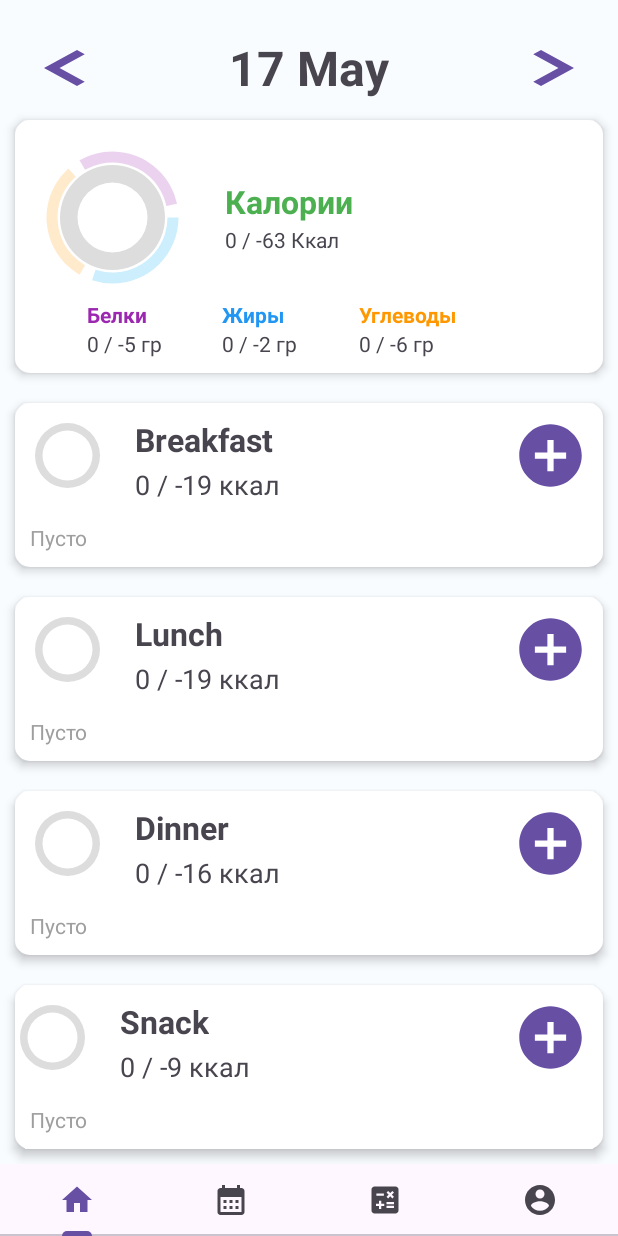
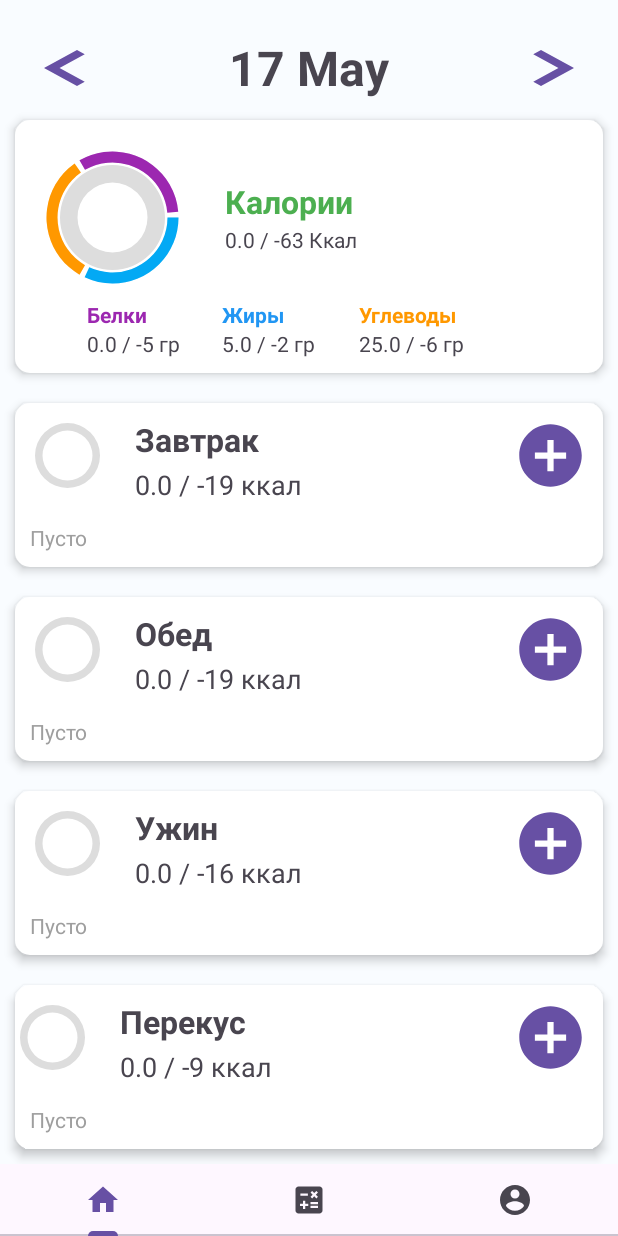
Before and after one commit to mirikyekiro/VOYproject, an Android app: the FragmentHome screen opened directly, with no data from a screen before it, on a phone screen of 412 x 824 dp. Run offline under Robolectric (Android 15) with nearby library versions, the phone set to English and light mode, and no system bars.

Commit message:
Fixed kcal. Need to fix a view of products. And fix save product with some gramms

```diff
--- a/app/build.gradle.kts
+++ b/app/build.gradle.kts
@@ -47,4 +47,6 @@ dependencies {
     androidTestImplementation("androidx.test.ext:junit:1.1.5")
     androidTestImplementation("androidx.test.espresso:espresso-core:3.5.1")
     implementation("androidx.core:core-splashscreen:1.0.0")
+    debugImplementation("com.squareup.leakcanary:leakcanary-android:2.12")
+    implementation("androidx.swiperefreshlayout:swiperefreshlayout:1.2.0-alpha01")
 }
--- a/app/src/main/java/com/example/voyproject/AddFood/ListAdapter.java
+++ b/app/src/main/java/com/example/voyproject/AddFood/ListAdapter.java
@@ -78,6 +78,7 @@ public class ListAdapter extends RecyclerView.Adapter<ListAdapter.MyViewHolder>{
                 intent.putExtra("fat", String.valueOf(food_fat.get(position)));
                 intent.putExtra("carbo", String.valueOf(food_carbo.get(position)));
                 intent.putExtra("gramm", String.valueOf(food_gramm.get(position)));
+                intent.putExtra("textMeal", textMeal);
                 activity.startActivityForResult(intent, 1);
             }
         });
--- a/app/src/main/java/com/example/voyproject/AddFood/ListDay.java
+++ b/app/src/main/java/com/example/voyproject/AddFood/ListDay.java
@@ -13,6 +13,7 @@ import androidx.recyclerview.widget.LinearLayoutManager;
 import androidx.recyclerview.widget.RecyclerView;
 
 import com.example.voyproject.Database.DatabaseHelper;
+import com.example.voyproject.MainMenu.MainMenu;
 import com.example.voyproject.R;
 
 import java.util.ArrayList;
@@ -35,7 +36,7 @@ public class ListDay extends AppCompatActivity {
         btnBack.setOnClickListener(new View.OnClickListener() {
             @Override
             public void onClick(View v) {
-                finish();
+                startActivityForResult(new Intent(ListDay.this, MainMenu.class), 0);;
             }
         });
 
--- a/app/src/main/java/com/example/voyproject/AddFood/MainActivityFood.java
+++ b/app/src/main/java/com/example/voyproject/AddFood/MainActivityFood.java
@@ -17,6 +17,8 @@ import androidx.recyclerview.widget.LinearLayoutManager;
 import androidx.recyclerview.widget.RecyclerView;
 
 import com.example.voyproject.Database.DatabaseHelper;
+import com.example.voyproject.MainMenu.FragmentHome;
+import com.example.voyproject.MainMenu.MainMenu;
 import com.example.voyproject.R;
 
 import java.util.ArrayList;
@@ -39,7 +41,7 @@ public class MainActivityFood extends AppCompatActivity {
         btnBack.setOnClickListener(new View.OnClickListener() {
             @Override
             public void onClick(View v) {
-                finish();
+                startActivityForResult(new Intent(MainActivityFood.this, MainMenu.class), 0);
             }
         });
 
--- a/app/src/main/java/com/example/voyproject/AddFood/NewFood.java
+++ b/app/src/main/java/com/example/voyproject/AddFood/NewFood.java
@@ -46,7 +46,7 @@ public class NewFood extends AppCompatActivity {
                         fatEdit.getText().toString().trim(),
                         carboEdit.getText().toString().trim(),
                         grammEdit.getText().toString().trim());
-                finish();
+                startActivityForResult(new Intent(NewFood.this, MainActivityFood.class), 0);
             }
         });
 
--- a/app/src/main/java/com/example/voyproject/AddFood/ProfileListAdapter.java
+++ b/app/src/main/java/com/example/voyproject/AddFood/ProfileListAdapter.java
@@ -30,6 +30,7 @@ public class ProfileListAdapter extends RecyclerView.Adapter<ProfileListAdapter.
 
         DatabaseHelper mydb;
         ArrayList food_id, food_name, food_kcal, food_protein, food_fat, food_carbo, food_gramm;
+        ProfileListAdapter adapter = this;
         String textMeal;
         ProfileListAdapter(Activity activity,
                 Context context,
@@ -77,6 +78,8 @@ public class ProfileListAdapter extends RecyclerView.Adapter<ProfileListAdapter.
                 @Override
                 public void onClick(View v) {
                     db.deleteOneRowInProfile(String.valueOf(food_id.get(position)));
+                    food_id.remove(food_id.get(position));
+                    adapter.notifyDataSetChanged();
                 }
             });
         }
--- a/app/src/main/java/com/example/voyproject/Database/DatabaseHelper.java
+++ b/app/src/main/java/com/example/voyproject/Database/DatabaseHelper.java
@@ -1,13 +1,25 @@
 package com.example.voyproject.Database;
+
+import static java.lang.Integer.valueOf;
 
 import android.content.ContentValues;
 import android.content.Context;
 import android.database.Cursor;
+import android.database.DatabaseUtils;
+import android.database.SQLException;
 import android.database.sqlite.SQLiteDatabase;
 import android.database.sqlite.SQLiteOpenHelper;
+import android.util.Log;
 import android.widget.Toast;
 
 import androidx.annotation.Nullable;
+
+import java.io.File;
+import java.io.FileOutputStream;
+import java.io.IOException;
+import java.io.InputStream;
+import java.io.OutputStream;
+import java.sql.ResultSet;
 
 public class DatabaseHelper extends SQLiteOpenHelper {
     private static final String TABLE_NAME_FOODLIST = "foodTable";
@@ -24,29 +36,21 @@ public class DatabaseHelper extends SQLiteOpenHelper {
     private static final String FOOD_DATE = "date";
     private static final String FOOD_CATEGORY= "category";
 
+    private static String DB_PATH;
     private static final String DB_NAME = "main_database.db";
     private static final int DB_VERSION = 1;
     private Context context;
+
     public DatabaseHelper(@Nullable Context context) {
         super(context, DB_NAME, null, DB_VERSION);
-        this.context = context;
+        this.context=context;
+        DB_PATH = "/data/data/com.example.voyproject/databases/main_database.db";
     }
     @Override
     public void onCreate(SQLiteDatabase db) {
-        String query1 = "CREATE TABLE IF NOT EXISTS " +
-                TABLE_NAME_FOODLIST + " (" + ID_FOOD + " INTEGER PRIMARY KEY AUTOINCREMENT, " +
-                FOOD_NAME +  " TEXT, " + FOOD_KCAL + " INTEGER, " +
-                FOOD_PROTEIN + " INTEGER, " + FOOD_FAT + " INTEGER, " +
-                FOOD_CARBO + " INTEGER, " + FOOD_GRAMM + " INTEGER)";
-        String query2 = "CREATE TABLE IF NOT EXISTS " +
-                TABLE_NAME_CATEGORYLIST + " (" + ID_FOOD + " INTEGER PRIMARY KEY AUTOINCREMENT, " +
-                FOOD_NAME +  " TEXT, " + FOOD_KCAL + " INTEGER, " +
-                FOOD_PROTEIN + " INTEGER, " + FOOD_FAT + " INTEGER, " +
-                FOOD_CARBO + " INTEGER, " + FOOD_GRAMM + " INTEGER, " +
-                FOOD_CATEGORY + " TEXT, " + FOOD_DATE + " DATE)";
-        db.execSQL(query1);
-        db.execSQL(query2);
+
     }
+
 
     @Override
     public void onUpgrade(SQLiteDatabase db, int oldVersion, int newVersion) {
@@ -137,21 +141,77 @@ public class DatabaseHelper extends SQLiteOpenHelper {
         return cursor;
     }
 
-    public String getSum(String str, String category){
+    public Float getSum(String str, String category){
         SQLiteDatabase db = this.getReadableDatabase();
-        String query;
+        Cursor cursor;
         if(category == "")
-            query = "SELECT SUM(" + str + ") FROM " + TABLE_NAME_CATEGORYLIST;
+            cursor = db.query (TABLE_NAME_CATEGORYLIST, new String[] {"SUM("+str+")"}, null, null, null, null, null);
         else
-            query = "SELECT SUM(" + str + ") FROM " + TABLE_NAME_CATEGORYLIST +
-                    " WHERE " + FOOD_CATEGORY + " LIKE " + " '" + category + "' ";
-        String sum;
-        Cursor cursor = db.rawQuery (query, null);
+            cursor = db.query (TABLE_NAME_CATEGORYLIST, new String[] {"SUM("+str+"), category"}, "category = ?", new String[] {category}, null, null, null);
+
+        float sum;
         if(cursor.moveToFirst())
-            sum = String.valueOf(cursor.getInt(0));
-        else sum = "0";
+            sum = valueOf(cursor.getInt(0));
+        else sum = 0;
+
+        Log.d("SUKA", ""+valueOf(cursor.getInt(0)));
 
         db.close();
         return sum;
     }
+
+    public String getNameFood(String category)
+    {
+        String text = "";
+        int countRow;
+
+        SQLiteDatabase db = this.getReadableDatabase();
+
+        String query = "SELECT name FROM " + TABLE_NAME_CATEGORYLIST +
+                    " WHERE " + FOOD_CATEGORY + " LIKE " + " '" + category + "' ";
+
+        Cursor cursor = db.rawQuery (query, null);
+
+        String querySum = "SELECT COUNT(name) FROM " + TABLE_NAME_CATEGORYLIST +
+                " WHERE " + FOOD_CATEGORY + " LIKE " + " '" + category + "' ";
+
+        Cursor cursor1 = db.rawQuery (querySum, null);
+        if(cursor1.moveToFirst())
+            countRow = valueOf(cursor1.getInt(0));
+        else countRow = 0;
+
+        if(cursor.moveToFirst())
+        {
+            for(int i = 0; i < countRow; i++)
+            {
+                text += String.valueOf(cursor.getInt(i));
+            }
+        }
+        else text = "Пусто";
+
+        db.close();
+        return text;
+    }
+
+    public void create_db(){
+        File file = new File(DB_PATH);
+        if (!file.exists()) {
+            try(InputStream myInput = context.getAssets().open(DB_NAME);
+                OutputStream myOutput = new FileOutputStream(DB_PATH)) {
+
+                byte[] buffer = new byte[1024];
+                int length;
+                while ((length = myInput.read(buffer)) > 0) {
+                    myOutput.write(buffer, 0, length);
+                }
+                myOutput.flush();
+            }
+            catch(IOException ex){
+                Log.d("DatabaseHelper", ex.getMessage());
+            }
+        }
+    }
+    public SQLiteDatabase open()throws SQLException {
+        return SQLiteDatabase.openDatabase(DB_PATH, null, SQLiteDatabase.OPEN_READWRITE);
+    }
 }
--- a/app/src/main/java/com/example/voyproject/MainMenu/FragmentHome.java
+++ b/app/src/main/java/com/example/voyproject/MainMenu/FragmentHome.java
@@ -9,6 +9,7 @@ import android.os.Bundle;
 import androidx.fragment.app.Fragment;
 import androidx.fragment.app.FragmentTransaction;
 
+import android.util.Log;
 import android.view.LayoutInflater;
 import android.view.View;
 import android.view.ViewGroup;
@@ -19,8 +20,11 @@ import android.widget.Button;
 
 import com.example.voyproject.AddFood.ListDay;
 import com.example.voyproject.AddFood.MainActivityFood;
+import com.example.voyproject.AddFood.NewFood;
 import com.example.voyproject.Database.DatabaseHelper;
 import com.example.voyproject.R;
+
+import org.w3c.dom.Text;
 
 import java.text.SimpleDateFormat;
 import java.util.Date;
@@ -38,12 +42,12 @@ public class FragmentHome extends Fragment {
     public static final String APP_PREFERENCES_HEIGHT = "Height";
     public static final String APP_PREFERENCES_WEIGHT = "Weight";
 
-    TextView kcalText, proteinText, fatsText, carbohydratesText, bfKcalText, lunchKcalText, dinnerKcalText, snackKcalText, textDate;
+    TextView kcalText, proteinText, fatsText, carbohydratesText, bfKcalText, lunchKcalText, dinnerKcalText, snackKcalText, textDate, listTextBreakFast, listTextDinner, listTextLunch, listTextSnack;
     ProgressBar pbKcal, pbProtein, pbFats, pbCarbohydrates, firstArgTrans, secondArgTrans, thirdArgTrans, pbBreakfast, pbLunch, pbDinner, pbSnack;
     float kCal, proteins, fats, carbohydrates;
     Button btnBreakfast, btnLunch, btnDinner, btnSnack;
     LinearLayout llBreakfast, llLunch, llDinner, llSnack;
-    String sumBf, sumLunch, sumDinner, sumSnack, mainSum, sumProtein, sumFat, sumCarbo;
+    Float sumBf, sumLunch, sumDinner, sumSnack, mainSum, sumProtein, sumFat, sumCarbo;
     DatabaseHelper db;
 
     @Override
@@ -53,10 +57,12 @@ public class FragmentHome extends Fragment {
         View view = inflater.inflate(R.layout.fragment_home, container, false);
 
         db = new DatabaseHelper(getActivity());
-        sumBf = db.getSum("kcal", "Breakfast");
-        sumLunch = db.getSum("kcal", "Lunch");
-        sumDinner = db.getSum("kcal", "Dinner");
-        sumSnack = db.getSum("kcal", "Snack");
+        db.create_db();
+
+        sumBf = db.getSum("kcal", "Завтрак");
+        sumLunch = db.getSum("kcal", "Обед");
+        sumDinner = db.getSum("kcal", "Ужин");
+        sumSnack = db.getSum("kcal", "Перекус");
         mainSum = db.getSum("kcal", "");
         sumProtein = db.getSum("protein", "");
         sumFat = db.getSum("fat", "");
@@ -120,6 +126,11 @@ public class FragmentHome extends Fragment {
         llLunch = view.findViewById(R.id.llLunch);
         llDinner = view.findViewById(R.id.llDinner);
         llSnack = view.findViewById(R.id.llSnack);
+
+        listTextBreakFast = view.findViewById(R.id.listTextBreakFast);
+        listTextDinner = view.findViewById(R.id.listTextDinner);
+        listTextLunch = view.findViewById(R.id.listTextLunch);
+        listTextSnack = view.findViewById(R.id.listTextSnack);
 
         llBreakfast.setOnClickListener(new View.OnClickListener() {
             @Override
@@ -191,7 +202,15 @@ public class FragmentHome extends Fragment {
 
         textDate.setText(date);
 
+        SetTextInCategoty("Breakfast", listTextBreakFast);
+
         return view;
+    }
+
+    private void SetTextInCategoty(String category, TextView list)
+    {
+        DatabaseHelper db = new DatabaseHelper(getActivity());
+        list.setText(db.getNameFood(category));
     }
 
     private void CalculationOfKcalDesired(int sex, int workout, int age, float height, float weight){
@@ -239,45 +258,51 @@ public class FragmentHome extends Fragment {
             default: kcal=0f; break;
         }
 
+
         kcalText.setText(mainSum+" / "+Math.round(kcal)+" Ккал");
         pbKcal.setMax(Math.round(kcal));
-        pbKcal.setProgress(Integer.parseInt(mainSum));
+        pbKcal.setProgress(Math.round(mainSum));
 
         proteins = kcal * 0.3f /4;
         fats = kcal * 0.3f /9;
         carbohydrates = kcal * 0.4f /4;
 
-        pbProtein.setMax(Math.round(proteins));
-        pbFats.setMax(Math.round(fats));
-        pbCarbohydrates.setMax(Math.round(carbohydrates));
-
-        pbProtein.setProgress(Integer.parseInt(sumProtein));
-        pbFats.setProgress(Integer.parseInt(sumFat));
-        pbCarbohydrates.setProgress(Integer.parseInt(sumCarbo));
-
-        proteinText.setText(sumProtein+" / "+Math.round(proteins)+" гр");
-        fatsText.setText(sumFat+" / "+Math.round(fats)+" гр");
-        carbohydratesText.setText(sumCarbo+" / "+Math.round(carbohydrates)+" гр");
+        setPBDetail(pbProtein, "protein", proteinText, Math.round(proteins));
+        setPBDetail(pbFats, "fat", fatsText, Math.round(fats));
+        setPBDetail(pbCarbohydrates, "carbo", carbohydratesText, Math.round(carbohydrates));
 
         int bfKcal = Math.round(kcal*30/100);
+        bfKcalText.setText(sumBf +" / " + bfKcal + " ккал");
         pbBreakfast.setMax(bfKcal);
-        pbBreakfast.setProgress(Integer.parseInt(sumBf));
-        bfKcalText.setText(sumBf +" / " + bfKcal + " ккал");
+        pbBreakfast.setProgress(Math.round(sumBf));
 
         int lunchKcal = Math.round(kcal*30/100);
+        lunchKcalText.setText(sumLunch + " / " + lunchKcal + " ккал");
         pbLunch.setMax(lunchKcal);
-        pbLunch.setProgress(Integer.parseInt(sumLunch));
-        lunchKcalText.setText(sumLunch + " / " + lunchKcal + " ккал");
+        pbLunch.setProgress(Math.round(sumLunch));
 
         int dinnerKcal = Math.round(kcal*25/100);
+        dinnerKcalText.setText(sumDinner + " / " + dinnerKcal + " ккал");
         pbDinner.setMax(dinnerKcal);
-        pbDinner.setProgress(Integer.parseInt(sumDinner));
-        dinnerKcalText.setText(sumDinner + " / " + dinnerKcal + " ккал");
+        pbDinner.setProgress(Math.round(sumDinner));
 
         int snackKcal = Math.round(kcal*15/100);
+        snackKcalText.setText(sumSnack + " / " + snackKcal + " ккал");
         pbSnack.setMax(snackKcal);
-        pbSnack.setProgress(Integer.parseInt(sumSnack));
-        snackKcalText.setText(sumSnack + " / " + snackKcal + " ккал");
+        pbSnack.setProgress(Math.round(sumSnack));
+    }
+
+    private void setPBDetail(ProgressBar pb, String detail, TextView text, int maxValue)
+    {
+        DatabaseHelper db = new DatabaseHelper(getActivity());
+        Float value = db.getSum(detail, "");
+        text.setText(value+" / "+maxValue+" гр");
+        pb.setMax(360);
+
+        if(Math.round(value)>maxValue)
+            pb.setProgress(115);
+        else
+            pb.setProgress(115*Math.round(value)/maxValue);
     }
 
     private void PostmanInterface(String str){
--- a/app/src/main/java/com/example/voyproject/MainMenu/MyViewPagerAdapter.java
+++ b/app/src/main/java/com/example/voyproject/MainMenu/MyViewPagerAdapter.java
@@ -20,8 +20,6 @@ public class MyViewPagerAdapter extends FragmentStateAdapter {
             case 1:
                 return new FragmentCalculate();
             case 2:
-                return new FragmentCalculate();
-            case 3:
                 return new FragmentProfile();
             default:
                 return new FragmentHome();
--- a/app/src/main/res/layout/fragment_home.xml
+++ b/app/src/main/res/layout/fragment_home.xml
@@ -8,6 +8,7 @@
     app:layout_editor_absoluteY="1dp"
     android:fillViewport="true"
     tools:context=".MainMenu.FragmentHome">
+
 
 
     <LinearLayout
@@ -201,14 +202,11 @@
                 android:textStyle="bold"
                 android:layout_marginRight="50sp"/>
             <TextView
-                android:id="@+id/textProtein"
-                android:text="0/100"/>
+                android:id="@+id/textProtein"/>
             <TextView
-                android:id="@+id/textFats"
-                android:text="0/100"/>
+                android:id="@+id/textFats"/>
             <TextView
-                android:id="@+id/textCarbohydrates"
-                android:text="0/100"/>
+                android:id="@+id/textCarbohydrates"/>
 
         </GridLayout>
 
@@ -251,7 +249,7 @@
                 android:layout_marginLeft="20sp"
                 android:layout_marginTop="10sp"
                 android:layerType="hardware"
-                android:text="Breakfast"
+                android:text="Завтрак"
                 android:textSize="21sp"
                 android:textStyle="bold"
                 app:layout_constraintLeft_toRightOf="@id/progressBreakfastCal"
@@ -263,7 +261,6 @@
                 android:layout_height="wrap_content"
                 android:layout_marginLeft="20sp"
                 android:layerType="hardware"
-                android:text="0/120 ккал"
                 android:textSize="18sp"
                 app:layout_constraintBottom_toBottomOf="parent"
                 app:layout_constraintLeft_toRightOf="@id/progressBreakfastCal"
@@ -286,6 +283,7 @@
             android:layout_height="wrap_content">
 
             <TextView
+                android:id="@+id/listTextBreakFast"
                 android:layout_width="match_parent"
                 android:layout_height="wrap_content"
                 android:text="Пусто"
@@ -334,7 +332,7 @@
                 android:layout_marginLeft="20sp"
                 android:layout_marginTop="10sp"
                 android:layerType="hardware"
-                android:text="Lunch"
+                android:text="Обед"
                 android:textSize="21sp"
                 android:textStyle="bold"
                 app:layout_constraintLeft_toRightOf="@id/progressLunchCal"
@@ -346,7 +344,6 @@
                 android:layout_height="wrap_content"
                 android:layout_marginLeft="20sp"
                 android:layerType="hardware"
-                android:text="0/120 ккал"
                 android:textSize="18sp"
                 app:layout_constraintBottom_toBottomOf="parent"
                 app:layout_constraintLeft_toRightOf="@id/progressLunchCal"
@@ -369,6 +366,7 @@
             android:layout_height="wrap_content">
 
             <TextView
+                android:id="@+id/listTextLunch"
                 android:layout_width="match_parent"
                 android:layout_height="wrap_content"
                 android:text="Пусто"
@@ -417,7 +415,7 @@
                 android:layout_marginLeft="20sp"
                 android:layout_marginTop="10sp"
                 android:layerType="hardware"
-                android:text="Dinner"
+                android:text="Ужин"
                 android:textSize="21sp"
                 android:textStyle="bold"
                 app:layout_constraintLeft_toRightOf="@id/progressDinnerCal"
@@ -429,7 +427,6 @@
                 android:layout_height="wrap_content"
                 android:layout_marginLeft="20sp"
                 android:layerType="hardware"
-                android:text="0/120 ккал"
                 android:textSize="18sp"
                 app:layout_constraintBottom_toBottomOf="parent"
                 app:layout_constraintLeft_toRightOf="@id/progressDinnerCal"
@@ -452,6 +449,7 @@
             android:layout_height="wrap_content">
 
             <TextView
+                android:id="@+id/listTextDinner"
                 android:layout_width="match_parent"
                 android:layout_height="wrap_content"
                 android:text="Пусто"
@@ -499,7 +497,7 @@
                 android:layout_marginLeft="20sp"
                 android:layout_marginTop="10sp"
                 android:layerType="hardware"
-                android:text="Snack"
+                android:text="Перекус"
                 android:textSize="21sp"
                 android:textStyle="bold"
                 app:layout_constraintLeft_toRightOf="@id/progressSnackCal"
@@ -511,7 +509,6 @@
                 android:layout_height="wrap_content"
                 android:layout_marginLeft="20sp"
                 android:layerType="hardware"
-                android:text="0/120 ккал"
                 android:textSize="18sp"
                 app:layout_constraintBottom_toBottomOf="parent"
                 app:layout_constraintLeft_toRightOf="@id/progressSnackCal"
@@ -534,6 +531,7 @@
             android:layout_height="wrap_content">
 
             <TextView
+                android:id="@+id/listTextSnack"
                 android:layout_width="match_parent"
                 android:layout_height="wrap_content"
                 android:text="Пусто"
--- a/app/src/main/res/layout/list_item.xml
+++ b/app/src/main/res/layout/list_item.xml
@@ -17,7 +17,7 @@
 
         <TextView
             android:id="@+id/listName"
-            android:layout_width="250sp"
+            android:layout_width="200sp"
             android:layout_height="wrap_content"
             android:text="Name food"
             android:textStyle="bold"
@@ -29,6 +29,7 @@
 
         <TextView
             android:id="@+id/listGramm"
+            android:text="details"
             android:layout_width="wrap_content"
             android:layout_height="wrap_content"
             android:layout_marginTop="10sp"
--- a/app/src/main/res/layout/main_activity.xml
+++ b/app/src/main/res/layout/main_activity.xml
@@ -18,12 +18,14 @@
 
         </com.google.android.material.tabs.TabItem>
 
+        <!--
         <com.google.android.material.tabs.TabItem
             android:layout_width="wrap_content"
             android:layout_height="wrap_content"
             android:icon="@drawable/icon_calendar">
 
-        </com.google.android.material.tabs.TabItem>
+        </com.google.android.material.tabs.TabItem> -->
+
 
         <com.google.android.material.tabs.TabItem
             android:layout_width="wrap_content"
--- a/app/src/main/res/layout/new_food.xml
+++ b/app/src/main/res/layout/new_food.xml
@@ -150,6 +150,8 @@
             android:id="@+id/btnSaveFood"
             android:layout_width="250dp"
             android:layout_height="wrap_content"
+            android:backgroundTint="#EFCD25"
+            android:textColor="@color/black"
             android:text="@string/String_save"
             android:textStyle="bold"
             android:layout_gravity="center"
```
Also changed, not shown: app/src/main/java/com/example/voyproject/AddFood/FoodDetailed.java (+47 -4 lines), app/src/main/res/layout/activity_detailed.xml (+11 -9 lines), app/src/main/assets/main_database.db (added).
